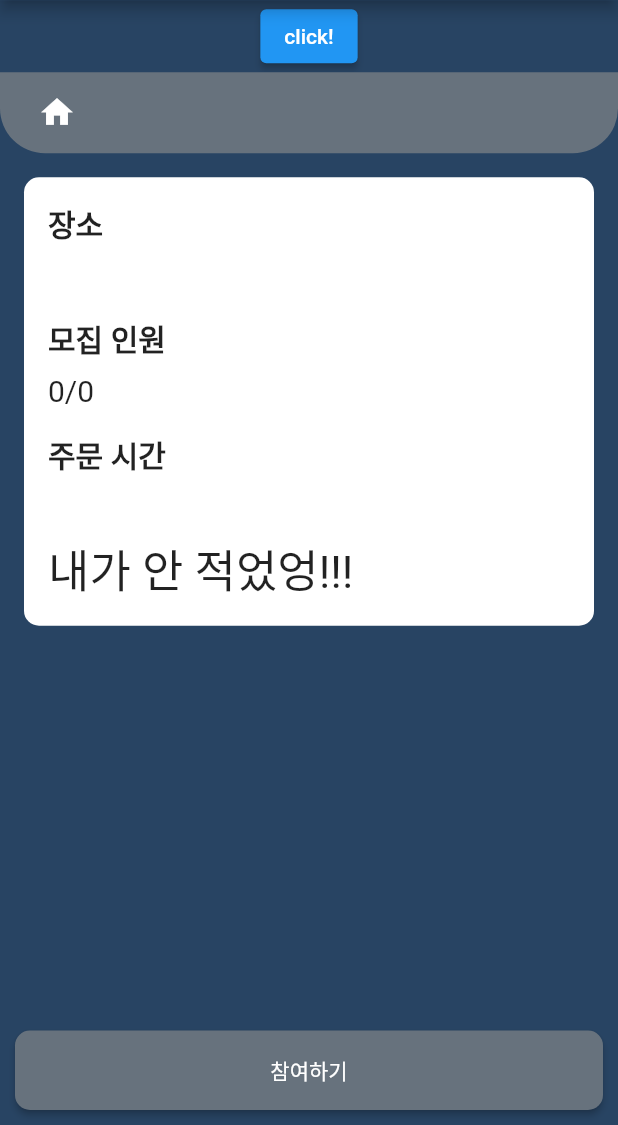
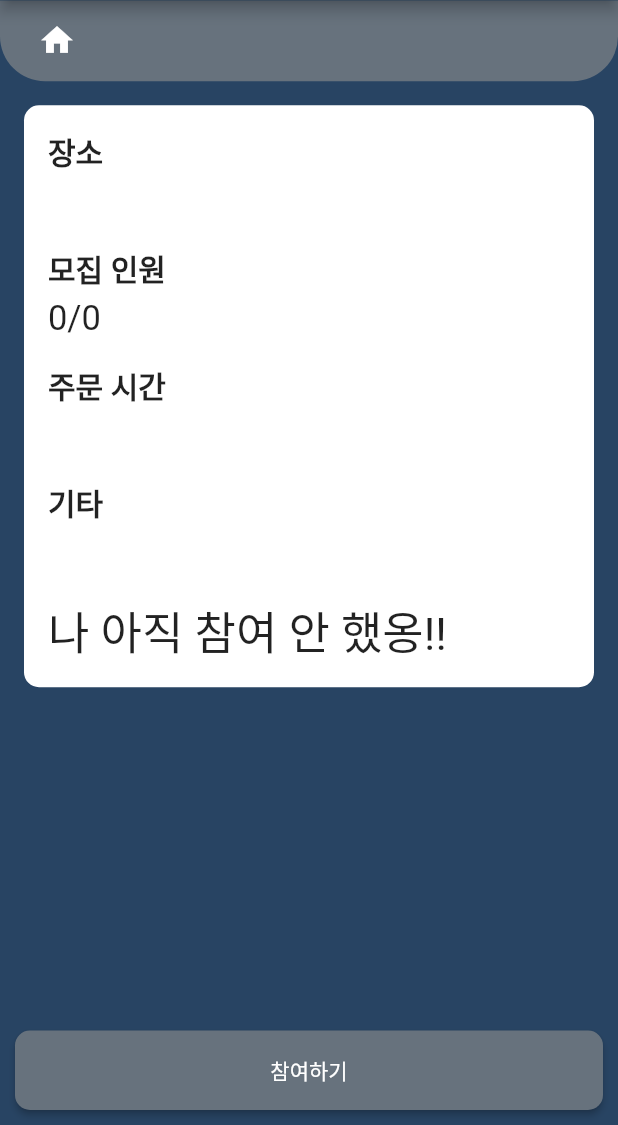
Before and after one commit to Seo-Yegyeong/delivery_together, a Flutter app: the ListDetailPage screen opened directly with empty values, on a phone screen of 412 x 824 dp, the part 111-1236 px from its top. Run offline on Flutter 3.47's test engine with Material 2 defaults, Android fonts, the phone set to English and light mode, and no system bars; our stand-ins replace carousel_slider, cloud_firestore, firebase_auth, firebase_core, get, google_sign_in; accounts and stored records are empty; network calls fail.

Commit message:
[FEAT] step in adding participation doc.

```diff
--- a/lib/list.dart
+++ b/lib/list.dart
@@ -23,6 +23,7 @@ class Post {
   String orderTime;
   DateTime createdTime;
   bool isWriter;
+  String memo;
 
   Post({
     required this.postID,
@@ -33,6 +34,7 @@ class Post {
     required this.orderTime,
     required this.createdTime,
     required this.isWriter,
+    required this.memo,
   });
 }
 
@@ -60,7 +62,8 @@ class _ListPageState extends State<ListPage> {
       DateTime orderTime = doc['orderTime'].toDate();
       DateTime createdTime = doc['createdTime'].toDate();
       int remainingMinutes = calculateRemainingTime(orderTime);
-      // bool isWriter = ()
+      String memo = doc['memo'];
+
       String orderTimeString =
       remainingMinutes == 0 ? '주문 종료' : remainingMinutes.toString()+'분 후';
       Post post = Post(
@@ -72,6 +75,7 @@ class _ListPageState extends State<ListPage> {
         orderTime: orderTimeString,
         createdTime: createdTime,
         isWriter: true,
+        memo: memo,
       );
       tempList.add(post);
       tempList.sort((a, b) => b.createdTime.compareTo(a.createdTime));
--- a/lib/list_detail.dart
+++ b/lib/list_detail.dart
@@ -25,7 +25,10 @@ bool isParticipating = false;
 
 class _ListDetailPageState extends State<ListDetailPage> {
   final user = FirebaseAuth.instance.currentUser;
-
+  // static List<Widget> _testText = <Widget>[Text('나 이미 참여 중이양!', style: TextStyle(fontSize: 30),), Text('나 아직 참여 안 했옹!!', style: TextStyle(fontSize: 30),)];
+  CollectionReference PostCollection = FirebaseFirestore.instance.collection('post');
+  CollectionReference UserCollection = FirebaseFirestore.instance.collection('user');
+  int index = 0;
 
   @override
   void initState() {
@@ -33,32 +36,39 @@ class _ListDetailPageState extends State<ListDetailPage> {
 
     SchedulerBinding.instance!.addPostFrameCallback((timeStamp) {
       isParticipating = false;
-      Stream<QuerySnapshot<Map<String, dynamic>>> myUserList = FirebaseFirestore.instance.collection('post').doc('${widget.post.postID}').collection('userList').snapshots();
+      Stream<QuerySnapshot<Map<String, dynamic>>> myUserList = PostCollection.doc('${widget.post.postID}').collection('userList').snapshots();
       Stream<List<DocumentSnapshot<Map<String, dynamic>>>> expandedStream = myUserList.asyncExpand((QuerySnapshot<Map<String, dynamic>> querySnapshot) async* {
         yield querySnapshot.docs;
       });
       expandedStream.listen((List<DocumentSnapshot<Map<String, dynamic>>> documentList) {
         for (DocumentSnapshot<Map<String, dynamic>> documentSnapshot in documentList) {
           Map<String, dynamic>? data = documentSnapshot.data();
-          if('${data!['userID']}' == '${user!.uid}') {
+          if('${data!['userID']}' == user!.uid) {
             isParticipating = true;
             // print('성공~');
           }
         }
       });
     });
+
+    // setState(() {
+    //   if(isParticipating == true)
+    //     index = 0;
+    //   else
+    //     index = 1;
+    // });
   }
 
   @override
   Widget build(BuildContext context) {
     // Future<QuerySnapshot<Map<String, dynamic>>> myUserList = FirebaseFirestore.instance.collection('post').doc('${widget.post.postID}').collection('userList').get();
+    // static get widget.post => post;
 
     return Scaffold(
       appBar: FixedAppBar(context),
       body: SingleChildScrollView(
         child: Column(
           children: [
-            Container(child: ElevatedButton(child: Text('click!'), onPressed: (){print(isParticipating);},),),
             TitleWidget(context, '${widget.post.storeName}', 0),
             Container(
               padding: const EdgeInsets.all(16.0),
@@ -75,18 +85,23 @@ class _ListDetailPageState extends State<ListDetailPage> {
                       crossAxisAlignment: CrossAxisAlignment.start,
                       children: [
                         myBoldText('장소'),
-                        SizedBox(height: 8.0),
+                        SizedBox(height: 5.0),
                         myLightText('${widget.post.pickupSpot}'),
                         SizedBox(height: 16.0),
                         myBoldText('모집 인원'),
-                        SizedBox(height: 8.0),
+                        SizedBox(height: 5.0),
                         myLightText('${widget.post.memCurrentCnt}/${widget.post.memTotalCnt}',),
                         SizedBox(height: 16.0),
                         myBoldText('주문 시간'),
-                        SizedBox(height: 8.0),
-                        myLightText('${widget.post.orderTime}'),
-                        SizedBox(height: 8.0),
-                        (isParticipating==true)? Text('내가 적었엉!!', style: TextStyle(fontSize: 30),): Text('내가 안 적었엉!!!', style: TextStyle(fontSize: 30),),
+                        SizedBox(height: 5.0),
+                        myLightText(widget.post.orderTime),
+                        SizedBox(height: 16.0),
+                        myBoldText('기타'),
+                        SizedBox(height: 5.0),
+                        myLightText(widget.post.memo),
+                        SizedBox(height: 16.0),
+                        (isParticipating == true)? Text('나 이미 참여 중이양!', style: TextStyle(fontSize: 30),): Text('나 아직 참여 안 했옹!!', style: TextStyle(fontSize: 30),)
+                        // _testText.elementAt(index)
                       ],
                     ),
                   ),
@@ -139,6 +154,31 @@ class _ListDetailPageState extends State<ListDetailPage> {
               content: Text('참여되었습니다'),
             ),
           );
+          // int? num = int.tryParse(widget.post.memCurrentCnt);
+          // if (widget.post.memTotalCnt >= widget.post.memCurrentCnt + 1 ) {
+          //   PostCollection.doc(widget.post.postID).set({
+          //     'postID': postID,
+          //     'storeName': _store_name,
+          //     'pickupSpot': _pickup_spot,
+          //     'category': _category,
+          //     'memTotalCnt': _member_count,
+          //     'memCurrentCnt': num+1,
+          //     'link': _order_link,
+          //     'memo': _memo,
+          //     'orderTime': orderDateTime,
+          //     'createdTime': _current_time,
+          //     'state': 0,
+          //     'memCurrentCnt': num+1,
+          //   });
+          // }
+          PostCollection.doc(widget.post.postID).collection('userList').doc(user!.uid).set({
+            'isWriter': false,
+            'userID': user!.uid,
+          });
+          UserCollection.doc(user!.uid).collection('postList').doc(widget.post.postID).set({
+            'isWriter': false,
+            'postID': widget.post.postID,
+          });
           Get.to(() => DeliveryStatePage(
               postID: PostID
           ));
@@ -154,8 +194,6 @@ class _ListDetailPageState extends State<ListDetailPage> {
     ],
   );
 
-
-
   Widget myBoldText(text) => Text(
     '${text}',
     style: TextStyle(
@@ -167,7 +205,7 @@ class _ListDetailPageState extends State<ListDetailPage> {
   Widget myLightText(text) => Text(
     '${text}',
     style: TextStyle(
-      fontSize: 20,
+      fontSize: 23,
     ),
   );
 }
```
